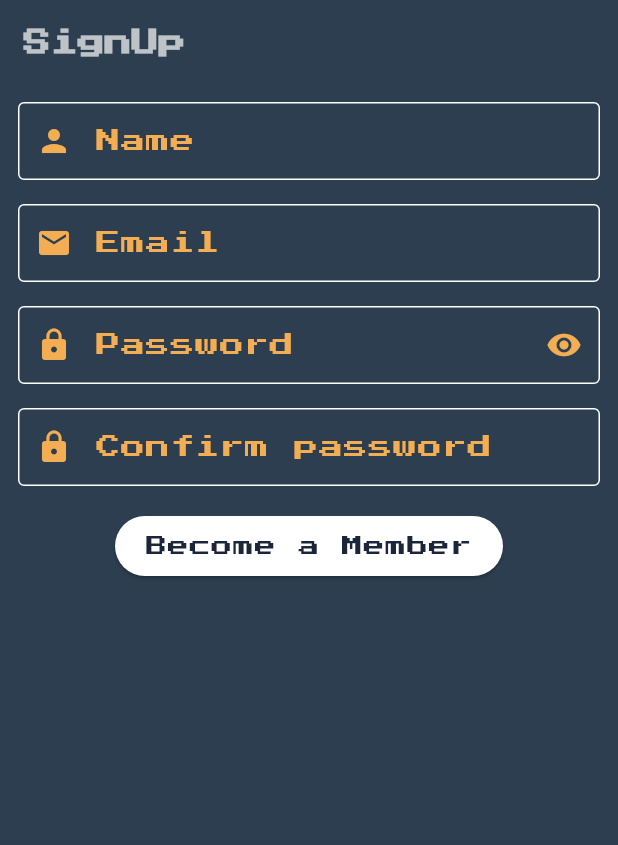
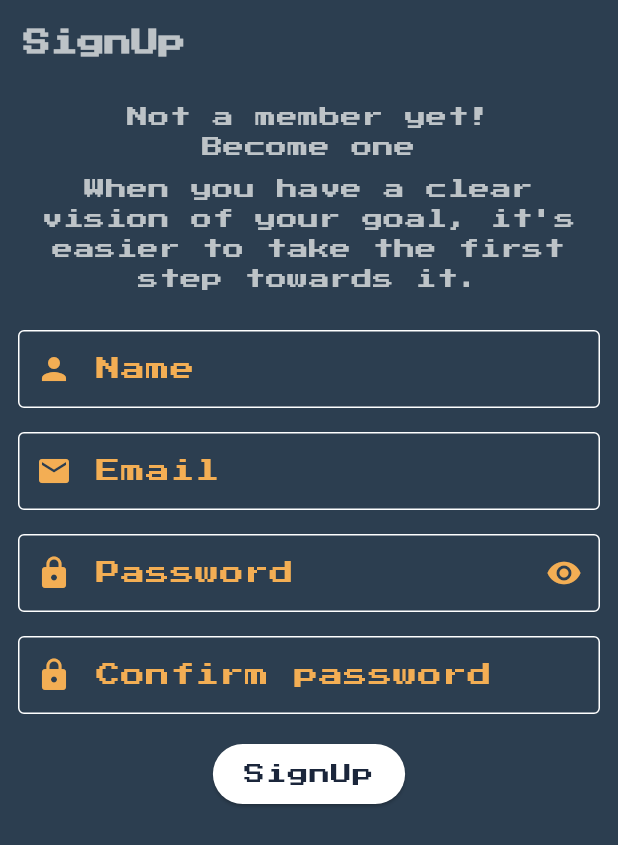
Before and after one commit to FaaiqKhan/muscles_builder, a Flutter app: the SignUpScreen screen opened directly, on a phone screen of 412 x 824 dp. Shown: the top 845 px of the screen. Run offline on Flutter 3.47's test engine with Material 3 defaults, Android fonts, the phone set to English and light mode, and no system bars; our stand-ins replace bloc, equatable, firebase_auth, firebase_core, flutter_bloc, google_mobile_ads and 2 more; missing offline and left inert: flame, flame_audio; accounts and stored records are empty; network calls fail.

Commit message:
sign-up screen update

```diff
--- a/lib/screens/sign_up_screen.dart
+++ b/lib/screens/sign_up_screen.dart
@@ -47,6 +47,22 @@ class SignUpScreen extends StatelessWidget with Validator {
                   autovalidateMode: autoValidateMode,
                   child: Column(
                     children: [
+                      Text(
+                        "Not a member yet!\nBecome one",
+                        textAlign: TextAlign.center,
+                        style: Theme.of(context).textTheme.bodyMedium?.copyWith(
+                              color: Theme.of(context).colorScheme.onPrimary,
+                            ),
+                      ),
+                      const SizedBox(height: Spacings.contentSpacingOf8),
+                      Text(
+                        "When you have a clear vision of your goal, it's easier to take the first step towards it.",
+                        textAlign: TextAlign.center,
+                        style: Theme.of(context).textTheme.bodyMedium?.copyWith(
+                              color: Theme.of(context).colorScheme.onPrimary,
+                            ),
+                      ),
+                      const SizedBox(height: Spacings.contentSpacingOf24),
                       TextFormField(
                         validator: validateName,
                         onChanged: _signUpCubit.updateName,
@@ -229,7 +245,7 @@ class SignUpScreen extends StatelessWidget with Validator {
                           );
                         },
                         child: Text(
-                          "Become a Member",
+                          "SignUp",
                           style: Theme.of(context)
                               .textTheme
                               .labelSmall
```
